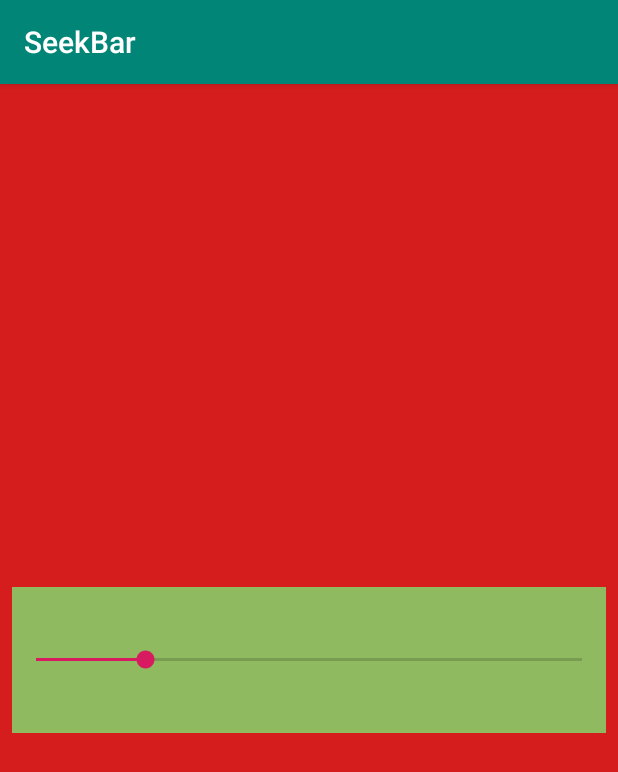
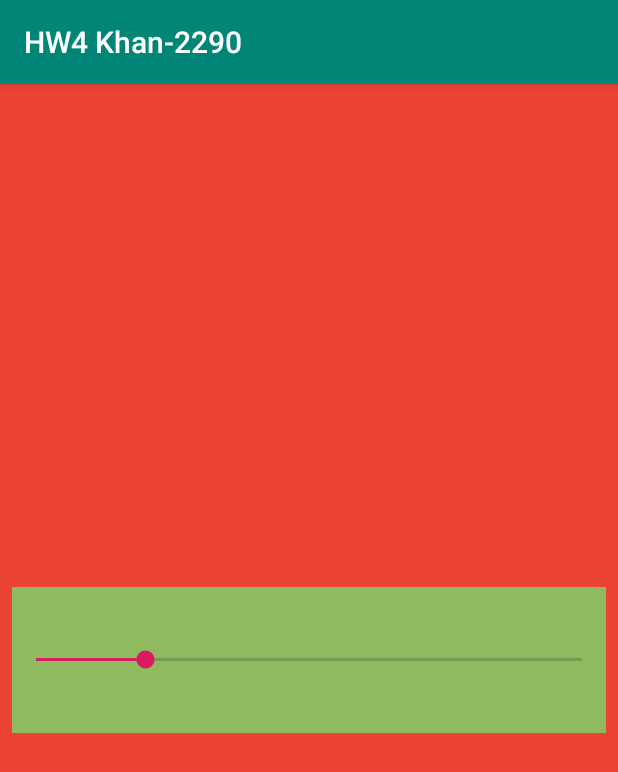
Before and after one commit to hamizkhan/SeekBar, an Android app: the screen it shows after launch (MainActivity), on a phone screen of 412 x 824 dp. Shown: the top 772 px of the screen. Run offline under Robolectric (Android 15) with nearby library versions, the phone set to English and light mode, and no system bars.

```diff
--- a/app/src/main/res/values/colors.xml
+++ b/app/src/main/res/values/colors.xml
@@ -4,5 +4,5 @@
     <color name="colorPrimaryDark">#00574B</color>
     <color name="colorAccent">#D81B60</color>
     <color name="colorApp">#8fba5f</color>
-    <color name="backgroundColor">#d61d1d</color>
+    <color name="backgroundColor">#ea4335</color>
 </resources>
--- a/app/src/main/res/values/strings.xml
+++ b/app/src/main/res/values/strings.xml
@@ -1,3 +1,3 @@
 <resources>
-    <string name="app_name">SeekBar</string>
+    <string name="app_name">HW4 Khan-2290</string>
 </resources>
```
